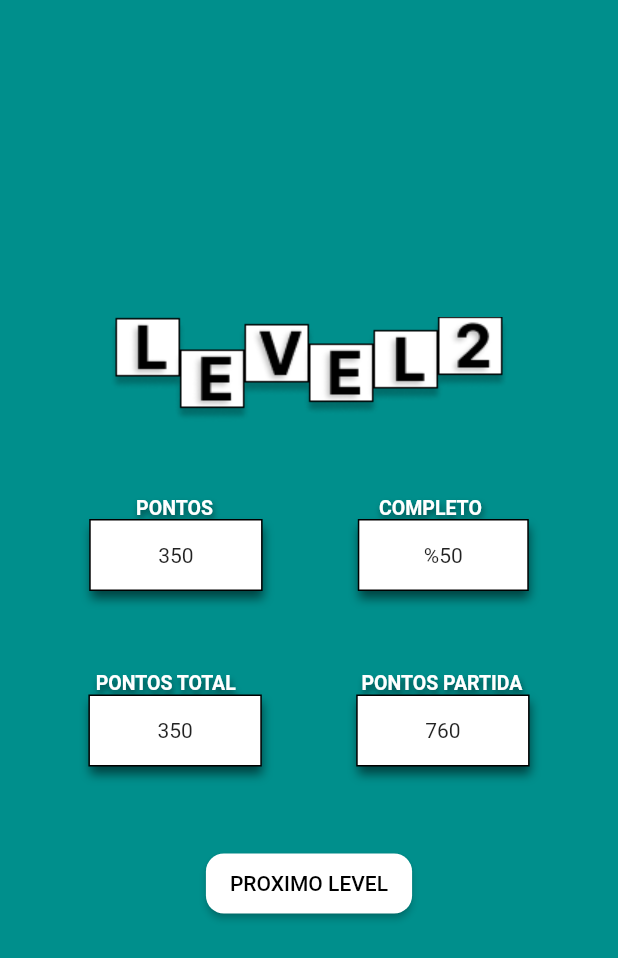
After one commit to RicardoFedrigo/letroca_clone_flutter, a Flutter app: the proxLevel screen opened directly, on a phone screen of 412 x 824 dp. The commit adds this screen. Shown: the top 958 px of the screen. Run offline on Flutter 3.47's test engine with Material 2 defaults, Android fonts, the phone set to English and light mode, and no system bars; our stand-ins replace percent_indicator, shared_preferences; accounts and stored records are empty.

Commit message:
add ScreenProxLevel, ScreenFinalGame e arrumando bug do Ranking

```diff
--- a/lib/home.dart
+++ b/lib/home.dart
@@ -1,4 +1,6 @@
 import 'package:flutter/material.dart';
+import 'package:letroca_clone_flutter/view/ScreenFinalGame.dart';
+import 'package:letroca_clone_flutter/view/ScreenProxLevel.dart';
 import 'Ranking.dart';
 import 'view/GameScreen.dart';
 
@@ -45,7 +47,7 @@ class Home extends StatelessWidget {
                           builder: (context) => Ranking(),
                         ));
                   },
-                  child: Text('SCORE', style: TextStyle(color: Colors.black)),
+                  child: Text('RANKING', style: TextStyle(color: Colors.black)),
                   style: ButtonStyle(
                       shape: MaterialStateProperty.all(RoundedRectangleBorder(
                           borderRadius: BorderRadius.circular(12))),
--- /dev/null
+++ b/lib/view/ScreenProxLevel.dart
@@ -0,0 +1,236 @@
+import 'package:flutter/material.dart';
+
+class proxLevel extends StatelessWidget {
+  const proxLevel({Key? key}) : super(key: key);
+
+  final int level = 2;
+
+  @override
+  Widget build(BuildContext context) {
+    return Scaffold(
+      backgroundColor: Color(0xFF008F8C),
+      body: Center(
+        child: Column(
+          mainAxisAlignment: MainAxisAlignment.center,
+          children: <Widget>[
+            Image.asset('img/level$level.png'),
+            SizedBox(
+              height: 50.0,
+            ),
+            Column(
+              mainAxisAlignment: MainAxisAlignment.spaceEvenly,
+              children: [
+                Row(
+                    mainAxisAlignment: MainAxisAlignment.spaceEvenly,
+                    children: [
+                      Container(
+                        padding: EdgeInsets.fromLTRB(0, 0, 20, 0),
+                        child: Text(
+                          'PONTOS',
+                          style: TextStyle(
+                              fontSize: 13.0,
+                              fontWeight: FontWeight.bold,
+                              color: Colors.white,
+                              shadows: [
+                                BoxShadow(
+                                  color: Colors.black54,
+                                  blurRadius: 5.0,
+                                  offset: Offset(
+                                    1.0, // Move to right 10  horizontally
+                                    3.0, // Move to bottom 10 Vertically
+                                  ), // soften the shadow
+                                )
+                              ]),
+                        ),
+                      ),
+                      Container(
+                        padding: EdgeInsets.fromLTRB(0, 0, 0, 0),
+                        child: Text(
+                          'COMPLETO',
+                          style: TextStyle(
+                              fontSize: 13.0,
+                              fontWeight: FontWeight.bold,
+                              color: Colors.white,
+                              shadows: [
+                                BoxShadow(
+                                  color: Colors.black54,
+                                  blurRadius: 5.0,
+                                  offset: Offset(
+                                    1.0, // Move to right 10  horizontally
+                                    3.0, // Move to bottom 10 Vertically
+                                  ), // soften the shadow
+                                )
+                              ]),
+                        ),
+                      ),
+                    ]),
+                Row(
+                  mainAxisAlignment: MainAxisAlignment.spaceEvenly,
+                  children: [
+                    Container(
+                      margin: EdgeInsets.fromLTRB(4, 0, 4, 4),
+                      padding: EdgeInsets.fromLTRB(45, 15, 45, 15),
+                      decoration: BoxDecoration(
+                          boxShadow: [
+                            //background color of box
+                            BoxShadow(
+                              color: Colors.black54,
+                              blurRadius: 5.0,
+                              offset: Offset(
+                                1.0, // Move to right 10  horizontally
+                                5.0, // Move to bottom 10 Vertically
+                              ), // soften the shadow
+                            )
+                          ],
+                          color: Colors.white,
+                          border: Border.all(
+                            width: 1.0,
+                            color: Colors.black,
+                          )),
+                      child: Text('350'),
+                    ),
+                    Container(
+                      margin: EdgeInsets.fromLTRB(4, 0, 4, 4),
+                      padding: EdgeInsets.fromLTRB(43, 15, 43, 15),
+                      decoration: BoxDecoration(
+                          boxShadow: [
+                            //background color of box
+                            BoxShadow(
+                              color: Colors.black54,
+                              blurRadius: 5.0,
+                              offset: Offset(
+                                1.0, // Move to right 10  horizontally
+                                5.0, // Move to bottom 10 Vertically
+                              ), // soften the shadow
+                            )
+                          ],
+                          color: Colors.white,
+                          border: Border.all(
+                            width: 1.0,
+                            color: Colors.black,
+                          )),
+                      child: Text('%50'),
+                    ),
+                  ],
+                ),
+                SizedBox(
+                  height: 50.0,
+                ),
+                Row(
+                    mainAxisAlignment: MainAxisAlignment.spaceEvenly,
+                    children: [
+                      Container(
+                        padding: EdgeInsets.fromLTRB(0, 0, 20, 0),
+                        child: Text(
+                          'PONTOS TOTAL',
+                          style: TextStyle(
+                              fontSize: 13.0,
+                              fontWeight: FontWeight.bold,
+                              color: Colors.white,
+                              shadows: [
+                                BoxShadow(
+                                  color: Colors.black54,
+                                  blurRadius: 5.0,
+                                  offset: Offset(
+                                    1.0, // Move to right 10  horizontally
+                                    3.0, // Move to bottom 10 Vertically
+                                  ), // soften the shadow
+                                )
+                              ]),
+                        ),
+                      ),
+                      Container(
+                        padding: EdgeInsets.fromLTRB(0, 0, 0, 0),
+                        child: Text(
+                          'PONTOS PARTIDA',
+                          style: TextStyle(
+                              fontSize: 13.0,
+                              fontWeight: FontWeight.bold,
+                              color: Colors.white,
+                              shadows: [
+                                BoxShadow(
+                                  color: Colors.black54,
+                                  blurRadius: 5.0,
+                                  offset: Offset(
+                                    1.0, // Move to right 10  horizontally
+                                    3.0, // Move to bottom 10 Vertically
+                                  ), // soften the shadow
+                                )
+                              ]),
+                        ),
+                      ),
+                    ]),
+                Row(
+                  mainAxisAlignment: MainAxisAlignment.spaceEvenly,
+                  children: [
+                    Container(
+                      margin: EdgeInsets.fromLTRB(4, 0, 4, 4),
+                      padding: EdgeInsets.fromLTRB(45, 15, 45, 15),
+                      decoration: BoxDecoration(
+                          boxShadow: [
+                            //background color of box
+                            BoxShadow(
+                              color: Colors.black54,
+                              blurRadius: 5.0,
+                              offset: Offset(
+                                1.0, // Move to right 10  horizontally
+                                5.0, // Move to bottom 10 Vertically
+                              ), // soften the shadow
+                            )
+                          ],
+                          color: Colors.white,
+                          border: Border.all(
+                            width: 1.0,
+                            color: Colors.black,
+                          )),
+                      child: Text('350'),
+                    ),
+                    Container(
+                      margin: EdgeInsets.fromLTRB(4, 0, 4, 4),
+                      padding: EdgeInsets.fromLTRB(45, 15, 45, 15),
+                      decoration: BoxDecoration(
+                          boxShadow: [
+                            //background color of box
+                            BoxShadow(
+                              color: Colors.black54,
+                              blurRadius: 5.0,
+                              offset: Offset(
+                                1.0, // Move to right 10  horizontally
+                                5.0, // Move to bottom 10 Vertically
+                              ), // soften the shadow
+                            )
+                          ],
+                          color: Colors.white,
+                          border: Border.all(
+                            width: 1.0,
+                            color: Colors.black,
+                          )),
+                      child: Text('760'),
+                    ),
+                  ],
+                ),
+                SizedBox(
+                  height: 50.0,
+                ),
+                ElevatedButton(
+                  onPressed: () {},
+                  child: Text('PROXIMO LEVEL',
+                      style: TextStyle(color: Colors.black)),
+                  style: ButtonStyle(
+                      shape: MaterialStateProperty.all(RoundedRectangleBorder(
+                          borderRadius: BorderRadius.circular(12))),
+                      minimumSize: MaterialStateProperty.all(Size(100, 40)),
+                      overlayColor: MaterialStateProperty.all(
+                          Color.fromARGB(255, 204, 204, 204)),
+                      backgroundColor: MaterialStateProperty.all(
+                          Color.fromARGB(255, 255, 255, 255))),
+                ),
+              ],
+            )
+          ],
+        ),
+      ),
+      // This trailing comma makes auto-formatting nicer for build methods.
+    );
+  }
+}
```
Also changed, not shown: lib/Ranking.dart (+19 -11 lines), lib/view/ScreenFinalGame.dart (added, +215 -0 lines), img/finalgame.png (added), img/level1.png (added), img/level2.png (added), img/level3.png (added).
